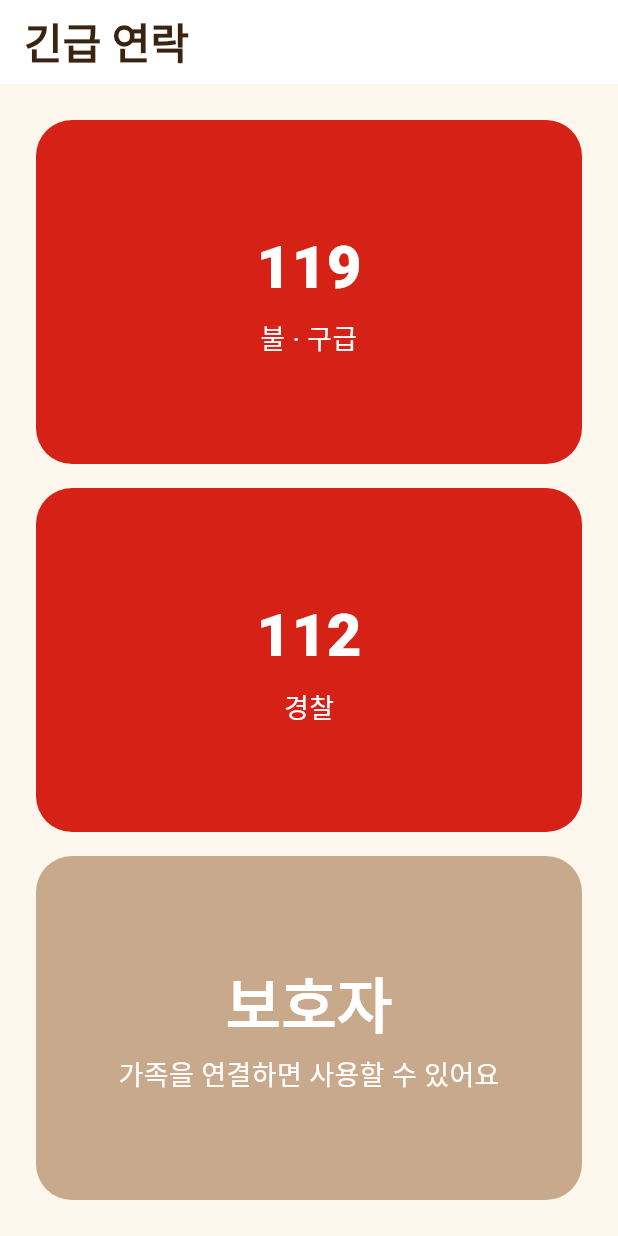
After one commit to jdnnetwork/success, a Flutter app: the SosScreen screen opened by its route, on a phone screen of 412 x 824 dp. The commit adds this screen. Run offline on Flutter 3.47's test engine with Material 3 defaults, Android fonts, the phone set to English and light mode, and no system bars; our stand-ins replace flutter_riverpod, go_router.

Commit message:
feat: add SOS screen that opens dialer without auto-calling

```diff
--- a/lib/core/router/app_router.dart
+++ b/lib/core/router/app_router.dart
@@ -5,6 +5,7 @@ import 'package:go_router/go_router.dart';
 import '../../features/guardian/presentation/guardian_login_placeholder.dart';
 import '../../features/launcher/presentation/detailed_home_screen.dart';
 import '../../features/launcher/presentation/easy_home_screen.dart';
+import '../../features/launcher/presentation/sos_screen.dart';
 import '../../features/onboarding/presentation/role_split_screen.dart';
 import '../../features/onboarding/presentation/screen_mode_choice_screen.dart';
 import 'routes.dart';
@@ -36,8 +37,7 @@ final goRouterProvider = Provider<GoRouter>((ref) {
       ),
       GoRoute(
         path: Routes.sos,
-        builder: (context, state) =>
-            const Scaffold(body: Center(child: Text('SOS'))),
+        builder: (context, state) => const SosScreen(),
       ),
       GoRoute(
         path: Routes.familyLink,
--- /dev/null
+++ b/lib/features/launcher/presentation/sos_screen.dart
@@ -0,0 +1,92 @@
+import 'package:flutter/material.dart';
+import 'package:flutter_riverpod/flutter_riverpod.dart';
+
+import '../../../core/theme/app_colors.dart';
+import '../data/phone_dialer.dart';
+
+/// SOS — choose 119 / 112 / 보호자. Selecting a number OPENS the dialer with
+/// the number pre-filled; it never calls. The user must press call in the OS
+/// dialer (04_SCREEN_SPEC / 06_PERMISSION_AND_POLICY).
+class SosScreen extends ConsumerWidget {
+  const SosScreen({super.key});
+
+  Future<void> _dial(
+      BuildContext context, WidgetRef ref, String number) async {
+    await ref.read(phoneDialerProvider).openDialer(number);
+  }
+
+  @override
+  Widget build(BuildContext context, WidgetRef ref) {
+    return Scaffold(
+      appBar: AppBar(title: const Text('긴급 연락')),
+      body: SafeArea(
+        child: Padding(
+          padding: const EdgeInsets.all(24),
+          child: Column(
+            children: [
+              Expanded(
+                child: _SosTile(
+                  label: '119',
+                  caption: '불 · 구급',
+                  onTap: () => _dial(context, ref, '119'),
+                ),
+              ),
+              const SizedBox(height: 16),
+              Expanded(
+                child: _SosTile(
+                  label: '112',
+                  caption: '경찰',
+                  onTap: () => _dial(context, ref, '112'),
+                ),
+              ),
+              const SizedBox(height: 16),
+              Expanded(
+                child: _SosTile(
+                  label: '보호자',
+                  caption: '가족을 연결하면 사용할 수 있어요',
+                  onTap: null,
+                ),
+              ),
+            ],
+          ),
+        ),
+      ),
+    );
+  }
+}
+
+class _SosTile extends StatelessWidget {
+  const _SosTile({required this.label, required this.caption, this.onTap});
+
+  final String label;
+  final String caption;
+  final VoidCallback? onTap;
+
+  @override
+  Widget build(BuildContext context) {
+    final enabled = onTap != null;
+    return Material(
+      color: enabled ? AppColors.seniorSos : AppColors.seniorBorder,
+      borderRadius: BorderRadius.circular(24),
+      child: InkWell(
+        onTap: onTap,
+        borderRadius: BorderRadius.circular(24),
+        child: Center(
+          child: Column(
+            mainAxisAlignment: MainAxisAlignment.center,
+            children: [
+              Text(label,
+                  style: const TextStyle(
+                      fontSize: 40,
+                      fontWeight: FontWeight.w800,
+                      color: Colors.white)),
+              const SizedBox(height: 6),
+              Text(caption,
+                  style: const TextStyle(fontSize: 18, color: Colors.white)),
+            ],
+          ),
+        ),
+      ),
+    );
+  }
+}
```
Also changed, not shown: 1 other file.
